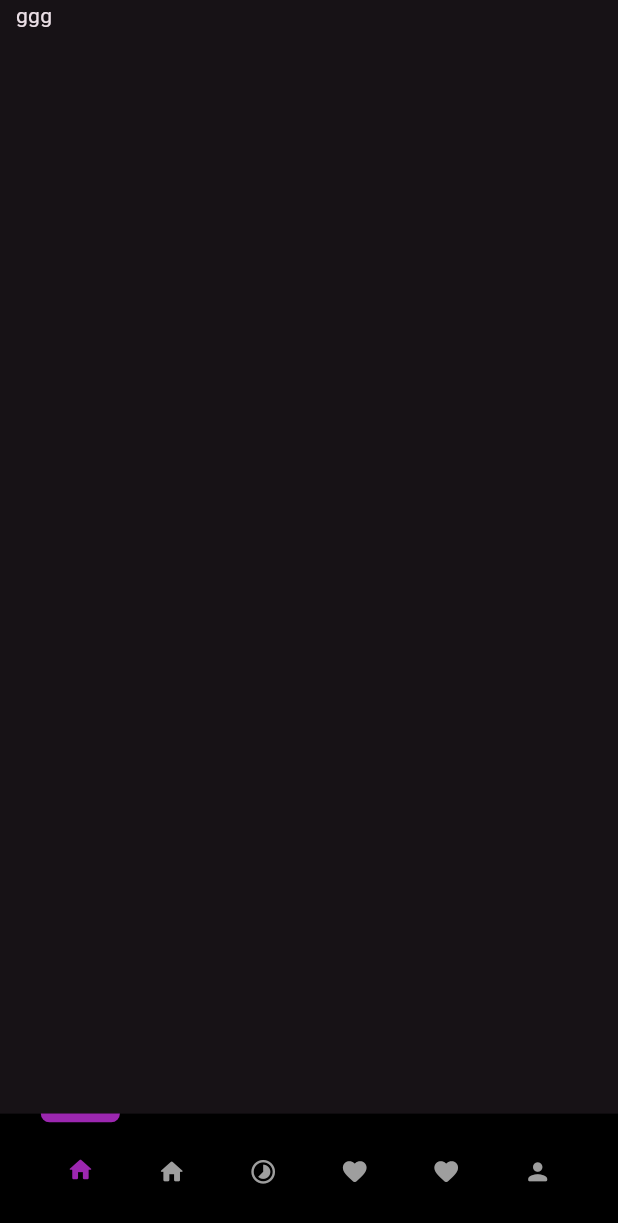
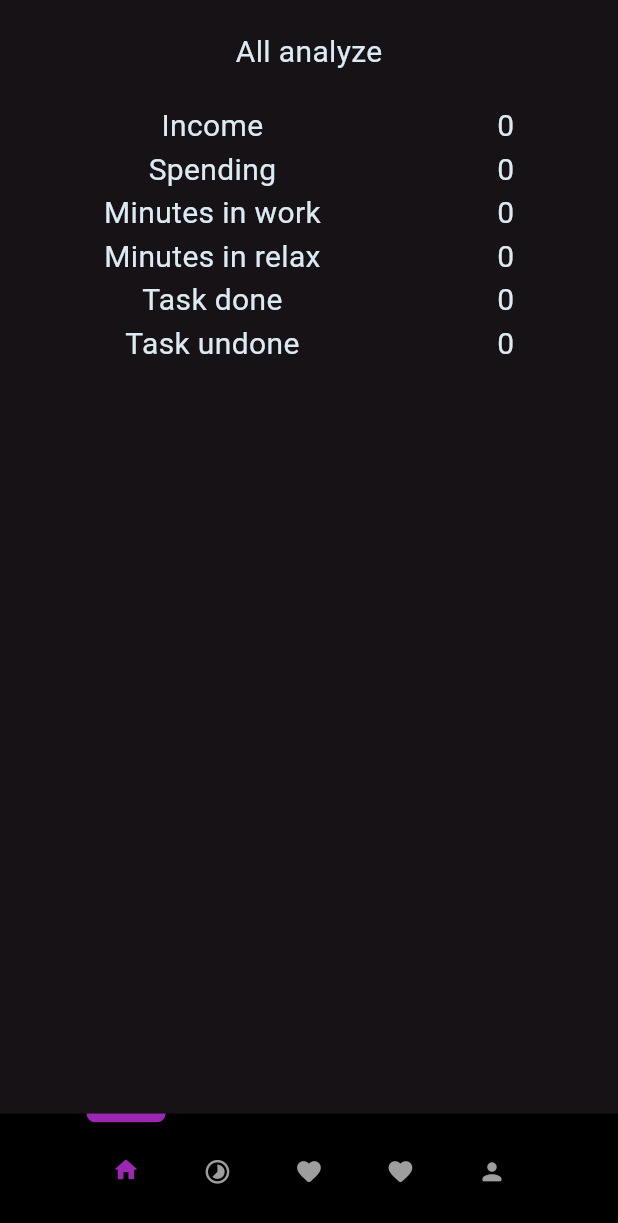
Before and after one commit to MichaelChernyshevsky/timeful-app, a Flutter app: the MainScreen screen opened by its route, on a phone screen of 412 x 824 dp. Shown: the top 1223 px of the screen. Run offline on Flutter 3.47's test engine with Material 3 defaults, Android fonts, the phone set to English and light mode, and no system bars; our stand-ins replace equatable, flutter_bloc, flutter_local_notifications, flutter_svg, get_it, hive and 3 more; missing offline and left inert: dart:ffi; accounts and stored records are empty.

Commit message:
Analyze and fix

```diff
--- a/lib/core/constants/navigation.dart
+++ /dev/null
@@ -1,21 +0,0 @@
-import 'package:app_with_apps/core/exports/exports.dart';
-import 'package:app_with_apps/core/localization/app_localization.dart';
-
-class NavigationConstants {
-  static List<IconData> get iconsBottomBar => [
-        Icons.home_rounded,
-        Icons.home_rounded,
-        Icons.timelapse,
-        Icons.favorite_rounded,
-        Icons.favorite_rounded,
-        Icons.person_rounded,
-      ];
-  static List<String> get titlesBottomBar => [
-        AppLocalizations.current.news,
-        AppLocalizations.current.news,
-        AppLocalizations.current.timer,
-        AppLocalizations.current.historyEconomy,
-        AppLocalizations.current.historyEconomy,
-        AppLocalizations.current.user,
-      ];
-}
--- a/lib/core/data/app_repo.dart
+++ b/lib/core/data/app_repo.dart
@@ -37,5 +37,8 @@ class RepoKeys {
   // static const String moneyMounth = 'moneyMounth';
   static const String income = 'income';
   static const String minutesInWork = 'minutesInWork';
+  static const String minutesInRelax = 'minutesInRelax';
   static const String doneTasks = 'doneTasks';
+  static const String doneTask = 'doneTask';
+  static const String undoneTask = 'undoneTask';
 }
--- a/lib/core/localization/app_localization.dart
+++ b/lib/core/localization/app_localization.dart
@@ -30,9 +30,24 @@ class AppLocalizations {
         AppLocalizations();
   }
 
+  // stat
+  String get dayStat => Intl.message('Day analyze');
+  String get weekStat => Intl.message('Week analyze');
+  String get mounthStat => Intl.message('Mounth analyze');
+  String get allStat => Intl.message('All analyze');
+  String get income => Intl.message('Income');
+  String get spending => Intl.message('Spending');
+
+  String get minutesInWork => Intl.message('Minutes in work');
+  String get minutesInRelax => Intl.message('Minutes in relax');
+  String get taskDone => Intl.message('Task done');
+  String get taskUnDone => Intl.message('Task undone');
+
   // timer
   String get timer => Intl.message('timer');
-  String get stop => Intl.message('stop');
+  String get stop => Intl.message('Stop');
+  String get start => Intl.message('Start');
+
   String get work => Intl.message('Work');
   String get relax => Intl.message('Relax');
   String get plus => Intl.message('+');
--- a/lib/core/manager/economy_bloc/economy_event.dart
+++ b/lib/core/manager/economy_bloc/economy_event.dart
@@ -9,6 +9,11 @@ class GetEconomyEvent extends EconomyBlocEvent {
   @override
   List<Object?> get props => [];
 }
+
+// class GetStatEvent extends EconomyBlocEvent {
+//   @override
+//   List<Object?> get props => [];
+// }
 
 class WipeEconomyEvent extends EconomyBlocEvent {
   @override
--- a/lib/core/manager/get.it/stat_provider.dart
+++ b/lib/core/manager/get.it/stat_provider.dart
@@ -9,6 +9,11 @@ class StatProvider extends ChangeNotifier {
 
   int _minutesInWork = 0;
 
+  int _minutesInRelax = 0;
+
+  int _doneTask = 0;
+  int _undoneTask = 0;
+
   String _tasksDone = '';
 
   Future<void> initStat() async {
@@ -17,7 +22,11 @@ class StatProvider extends ChangeNotifier {
     // _moneyMounth = await RepoInt.getData(key: RepoKeys.moneyMounth);
     _income = await RepoInt().getData(key: RepoKeys.income);
     _minutesInWork = await RepoInt().getData(key: RepoKeys.minutesInWork);
+    _minutesInRelax = await RepoInt().getData(key: RepoKeys.minutesInRelax);
     _tasksDone = await RepoString().getData(key: RepoKeys.doneTasks);
+    _doneTask = await RepoInt().getData(key: RepoKeys.doneTask);
+    _undoneTask = await RepoInt().getData(key: RepoKeys.undoneTask);
+
     taskCheck();
   }
 
@@ -33,11 +42,44 @@ class StatProvider extends ChangeNotifier {
 
   int getIncome() => _income;
 
+  int getSpending() => _moneyAll - _income;
+
+  int getMinutesInRelax() => _minutesInRelax;
+
   int getMinutesInWork() => _minutesInWork;
+
+  int getDoneTask() => _doneTask;
+
+  int getUnDoneTask() => _undoneTask;
 
   List<String> getTasksDone() {
     taskCheck();
     return getIdDone(str: _tasksDone);
+  }
+
+  int getMinuteInRelax() => _minutesInRelax;
+
+  int getTask({required bool isDone}) {
+    if (isDone) {
+      return _doneTask;
+    } else {
+      return _undoneTask;
+    }
+  }
+
+  void setTask({required bool isDone}) {
+    if (isDone) {
+      _doneTask += 1;
+      RepoInt().saveData(key: RepoKeys.doneTask, data: _doneTask);
+    } else {
+      _undoneTask += 1;
+      RepoInt().saveData(key: RepoKeys.undoneTask, data: _undoneTask);
+    }
+  }
+
+  void setMinutesInRelax({required int minut}) {
+    _minutesInRelax += minut;
+    RepoString().saveData(key: RepoKeys.minutesInRelax, data: _tasksDone);
   }
 
   void setTaskDone({required String id}) {
--- a/lib/interface/exports/screens_exports.dart
+++ b/lib/interface/exports/screens_exports.dart
@@ -1,4 +1,3 @@
-export 'package:app_with_apps/core/constants/navigation.dart';
 export 'package:app_with_apps/core/exports/exports.dart';
 export 'package:app_with_apps/core/localization/app_localization.dart';
 export 'package:app_with_apps/core/manager/get.it/app_provider.dart';
@@ -18,8 +17,7 @@ export 'package:app_with_apps/interface/screens/common/pages/economy_page.dart';
 export 'package:app_with_apps/interface/screens/common/pages/news_page.dart';
 export 'package:app_with_apps/interface/screens/common/pages/task_page.dart';
 export 'package:app_with_apps/interface/screens/common/pages/user_page.dart';
-export 'package:app_with_apps/interface/screens/common/pages/widget/spending_widget.dart';
-export 'package:app_with_apps/interface/screens/common/service/pages_service.dart';
+export 'package:app_with_apps/interface/screens/common/pages/widget/widgets_spending.dart';
 export 'package:app_with_apps/interface/screens/start/splash_screen.dart';
 export 'package:app_with_apps/interface/screens/widgets/bottom_text.dart';
 export 'package:app_with_apps/interface/screens/widgets/container.dart';
--- a/lib/interface/routes/app_routes.dart
+++ b/lib/interface/routes/app_routes.dart
@@ -1,4 +1,6 @@
 import 'package:app_with_apps/interface/exports/screens_exports.dart';
+import 'package:app_with_apps/interface/screens/common/pages/stat_page.dart';
+import 'package:app_with_apps/interface/screens/common/pages/timer_page.dart';
 import 'package:app_with_apps/interface/screens/common/screens/create_spending_screen.dart';
 
 class AppRoutes {
@@ -18,3 +20,33 @@ class AppRoutes {
         addSpendingScreen: (_) => const CreateSpedingScreen(),
       };
 }
+
+class PagesService {
+  static List<Widget> get pages => [
+        const StatPage(),
+        // const NewsPage(),
+        const TimerPage(),
+        const TaskPage(),
+        const EconomyPage(),
+        const UserPage(),
+      ];
+}
+
+class NavigationConstants {
+  static List<IconData> get iconsBottomBar => [
+        Icons.home_rounded,
+        // Icons.home_rounded,
+        Icons.timelapse,
+        Icons.favorite_rounded,
+        Icons.favorite_rounded,
+        Icons.person_rounded,
+      ];
+  static List<String> get titlesBottomBar => [
+        AppLocalizations.current.news,
+        // AppLocalizations.current.news,
+        AppLocalizations.current.timer,
+        AppLocalizations.current.historyEconomy,
+        AppLocalizations.current.historyEconomy,
+        AppLocalizations.current.user,
+      ];
+}
--- a/lib/interface/screens/common/pages/stat_page.dart
+++ b/lib/interface/screens/common/pages/stat_page.dart
@@ -1,4 +1,8 @@
+import 'package:app_with_apps/core/manager/get.it/stat_provider.dart';
+import 'package:app_with_apps/interface/exports/screens_exports.dart';
+import 'package:app_with_apps/interface/screens/common/pages/widget/widgets_stat.dart';
 import 'package:app_with_apps/interface/screens/widgets/body.dart';
+import 'package:app_with_apps/interface/screens/widgets/text.dart';
 import 'package:flutter/material.dart';
 
 class StatPage extends StatefulWidget {
@@ -9,8 +13,76 @@ class StatPage extends StatefulWidget {
 }
 
 class _StatPageState extends State<StatPage> {
+  final statProvider = GetIt.I.get<StatProvider>();
+
   @override
   Widget build(BuildContext context) {
-    return Body(widget: const Text('ggg'));
+    return Body(
+      widget: Column(
+        children: [
+          // TitleStat(
+          //   text: AppLocalizations.current.dayStat,
+          // ),
+          // TitleStat(
+          //   text: AppLocalizations.current.weekStat,
+          // ),
+          // TitleStat(
+          //   text: AppLocalizations.current.mounthStat,
+          // ),
+          TitleStat(
+            text: AppLocalizations.current.allStat,
+          ),
+          Row(
+            mainAxisAlignment: MainAxisAlignment.spaceAround,
+            children: [
+              Column(
+                children: [
+                  CustomText(
+                    text: AppLocalizations.current.income,
+                  ),
+                  CustomText(
+                    text: AppLocalizations.current.spending,
+                  ),
+                  CustomText(
+                    text: AppLocalizations.current.minutesInWork,
+                  ),
+                  CustomText(
+                    text: AppLocalizations.current.minutesInRelax,
+                  ),
+                  CustomText(
+                    text: AppLocalizations.current.taskDone,
+                  ),
+                  CustomText(
+                    text: AppLocalizations.current.taskUnDone,
+                  ),
+                ],
+              ),
+              Column(
+                children: [
+                  CustomText(
+                    text: statProvider.getIncome().toString(),
+                  ),
+                  CustomText(
+                    text: statProvider.getSpending().toString(),
+                  ),
+                  CustomText(
+                    text: statProvider.getMinutesInWork().toString(),
+                  ),
+                  CustomText(
+                    text: statProvider.getMinuteInRelax().toString(),
+                  ),
+                  CustomText(
+                    text: statProvider.getTask(isDone: true).toString(),
+                  ),
+                  CustomText(
+                    text: statProvider.getTask(isDone: false).toString(),
+                  ),
+                ],
+              ),
+            ],
+          ),
+        ],
+      ),
+    );
   }
 }
--- a/lib/interface/screens/common/pages/task_page.dart
+++ b/lib/interface/screens/common/pages/task_page.dart
@@ -1,7 +1,7 @@
 import 'package:app_with_apps/core/manager/tasks_bloc/tasks_bloc.dart';
 import 'package:app_with_apps/core/models/class/task_class.dart';
 import 'package:app_with_apps/interface/exports/screens_exports.dart';
-import 'package:app_with_apps/interface/screens/common/pages/widget/task_widget.dart';
+import 'package:app_with_apps/interface/screens/common/pages/widget/widgets_task.dart';
 import 'package:app_with_apps/interface/screens/common/screens/create_task_screen.dart';
 import 'package:app_with_apps/interface/screens/widgets/body.dart';
 import 'package:flutter_bloc/flutter_bloc.dart';
--- a/lib/interface/screens/common/pages/timer_page.dart
+++ b/lib/interface/screens/common/pages/timer_page.dart
@@ -151,7 +151,7 @@ class _TimerPageState extends State<TimerPage> {
             padding: getPadding(all: 20),
             color: UTILSConstants.done,
             tap: startTimer,
-            text: AppLocalizations.current.stop,
+            text: AppLocalizations.current.start,
           ),
           CustomButton(
             padding: getPadding(all: 20),
--- /dev/null
+++ b/lib/interface/screens/common/pages/widget/widgets_stat.dart
@@ -0,0 +1,20 @@
+import 'package:app_with_apps/interface/exports/screens_exports.dart';
+
+class TitleStat extends StatelessWidget {
+  const TitleStat({
+    super.key,
+    required this.text,
+  });
+
+  final String text;
+
+  @override
+  Widget build(BuildContext context) {
+    return Padding(
+      padding: getPadding(top: 20, bottom: 20),
+      child: Center(
+        child: CustomText(text: text),
+      ),
+    );
+  }
+}
--- a/lib/interface/screens/common/service/pages_service.dart
+++ /dev/null
@@ -1,14 +0,0 @@
-import 'package:app_with_apps/interface/exports/screens_exports.dart';
-import 'package:app_with_apps/interface/screens/common/pages/stat_page.dart';
-import 'package:app_with_apps/interface/screens/common/pages/timer_page.dart';
-
-class PagesService {
-  static List<Widget> get pages => [
-        const StatPage(),
-        const NewsPage(),
-        const TimerPage(),
-        const TaskPage(),
-        const EconomyPage(),
-        const UserPage(),
-      ];
-}
```
Also changed, not shown: lib/core/manager/economy_bloc/economy_bloc.dart (+10 -0 lines), lib/core/manager/economy_bloc/economy_state.dart (+11 -0 lines), lib/interface/screens/common/pages/widget/widgets_spending.dart (renamed from lib/interface/screens/common/pages/widget/spending_widget.dart), lib/interface/screens/common/pages/widget/widgets_task.dart (renamed from lib/interface/screens/common/pages/widget/task_widget.dart), pubspec.lock, 5 other files.
